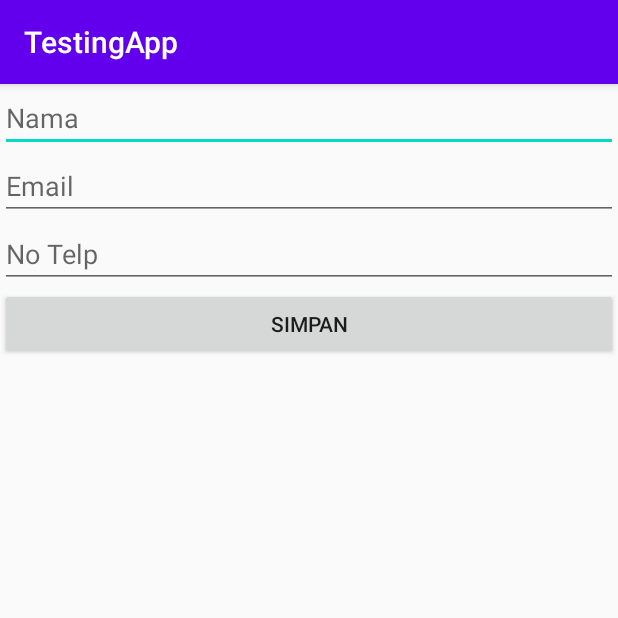
After one commit to HuriatiPutri/Android-JSON-parsing, an Android app: the PostActivity screen opened directly, with no data from a screen before it, on a phone screen of 412 x 824 dp, the top half of it. The commit adds this screen. Run offline under Robolectric (Android 15) with nearby library versions, the phone set to English and light mode, and no system bars.

Commit message:
post handler

```diff
--- a/app/src/main/AndroidManifest.xml
+++ b/app/src/main/AndroidManifest.xml
@@ -2,14 +2,17 @@
 <manifest xmlns:android="http://schemas.android.com/apk/res/android"
     package="com.example.testingapp">
 
-    <uses-permission android:name="android.permission.INTERNET"/>
+    <uses-permission android:name="android.permission.INTERNET" />
+
     <application
         android:allowBackup="true"
         android:icon="@mipmap/ic_launcher"
         android:label="@string/app_name"
         android:roundIcon="@mipmap/ic_launcher_round"
         android:supportsRtl="true"
+        android:networkSecurityConfig="@xml/network_security_config"
         android:theme="@style/AppTheme">
+        <activity android:name=".PostActivity"></activity>
         <activity android:name=".MainActivity">
             <intent-filter>
                 <action android:name="android.intent.action.MAIN" />
--- /dev/null
+++ b/app/src/main/java/com/example/testingapp/PostActivity.java
@@ -0,0 +1,63 @@
+package com.example.testingapp;
+
+import androidx.appcompat.app.AppCompatActivity;
+
+import android.os.AsyncTask;
+import android.os.Bundle;
+import android.view.View;
+import android.widget.EditText;
+import android.widget.Toast;
+
+import com.example.testingapp.utils.HttpHandler;
+
+import org.json.JSONObject;
+
+public class PostActivity extends AppCompatActivity {
+
+    EditText edtNama,edtEmail, edtNotelp;
+    @Override
+    protected void onCreate(Bundle savedInstanceState) {
+        super.onCreate(savedInstanceState);
+        setContentView(R.layout.activity_post);
+
+        edtNama = findViewById(R.id.nama);
+        edtEmail = findViewById(R.id.email);
+        edtNotelp = findViewById(R.id.notelp);
+
+    }
+
+    public void save(View view) {
+        new RequestAsync().execute();
+    }
+
+    public class RequestAsync extends AsyncTask<String,String,String> {
+        @Override
+        protected String doInBackground(String... strings) {
+            try {
+                //GET Request
+                //return RequestHandler.sendGet("https://prodevsblog.com/android_get.php");
+
+                // POST Request
+                JSONObject postDataParams = new JSONObject();
+                postDataParams.put("nama", edtNama.getText().toString());
+                postDataParams.put("email", edtEmail.getText().toString());
+                postDataParams.put("noTelp", edtNotelp.getText().toString());
+
+                return HttpHandler.sendPost("http://192.168.43.246/testhttp/koneksi.php",postDataParams);
+            }
+            catch(Exception e){
+                return new String("Exception: " + e.getMessage());
+            }
+        }
+
+        @Override
+        protected void onPostExecute(String s) {
+            if(s!=null){
+                Toast.makeText(getApplicationContext(), s, Toast.LENGTH_LONG).show();
+                finish();
+            }
+        }
+
+
+    }
+}
--- /dev/null
+++ b/app/src/main/res/drawable/ic_baseline_add_24.xml
@@ -0,0 +1,5 @@
+<vector android:height="24dp" android:tint="#FFFFFF"
+    android:viewportHeight="24" android:viewportWidth="24"
+    android:width="24dp" xmlns:android="http://schemas.android.com/apk/res/android">
+    <path android:fillColor="@android:color/white" android:pathData="M19,13h-6v6h-2v-6H5v-2h6V5h2v6h6v2z"/>
+</vector>
--- /dev/null
+++ b/app/src/main/res/drawable/round.xml
@@ -0,0 +1,4 @@
+<?xml version="1.0" encoding="utf-8"?>
+<shape android:shape="oval" xmlns:android="http://schemas.android.com/apk/res/android">
+    <solid android:color="@color/colorAccent"/>
+</shape>
--- /dev/null
+++ b/app/src/main/res/layout/activity_post.xml
@@ -0,0 +1,30 @@
+<?xml version="1.0" encoding="utf-8"?>
+<LinearLayout xmlns:android="http://schemas.android.com/apk/res/android"
+    xmlns:app="http://schemas.android.com/apk/res-auto"
+    xmlns:tools="http://schemas.android.com/tools"
+    android:layout_width="match_parent"
+    android:layout_height="match_parent"
+    android:orientation="vertical"
+    tools:context=".PostActivity">
+
+    <EditText
+        android:layout_width="match_parent"
+        android:layout_height="wrap_content"
+        android:id="@+id/nama"
+        android:hint="Nama"/>
+    <EditText
+        android:layout_width="match_parent"
+        android:layout_height="wrap_content"
+        android:id="@+id/email"
+        android:hint="Email"/>
+    <EditText
+        android:layout_width="match_parent"
+        android:layout_height="wrap_content"
+        android:id="@+id/notelp"
+        android:hint="No Telp"/>
+    <Button
+        android:layout_width="match_parent"
+        android:layout_height="wrap_content"
+        android:text="Simpan"
+        android:onClick="save"/>
+</LinearLayout>
--- /dev/null
+++ b/app/src/main/res/xml/network_security_config.xml
@@ -0,0 +1,6 @@
+<?xml version="1.0" encoding="utf-8"?>
+<network-security-config>
+    <domain-config cleartextTrafficPermitted="true">
+        <domain includeSubdomains="true">192.168.43.246</domain>
+    </domain-config>
+</network-security-config>
```
Also changed, not shown: app/src/main/java/com/example/testingapp/MainActivity.java (+21 -8 lines), app/src/main/java/com/example/testingapp/utils/HttpHandler.java (+61 -0 lines), app/src/main/res/layout/activity_main.xml (+9 -1 lines).
